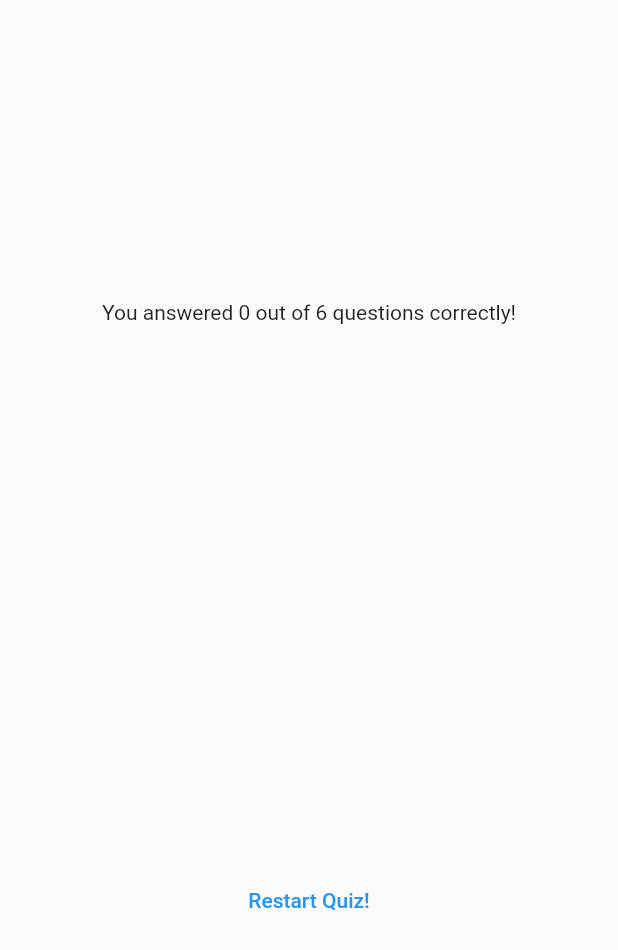
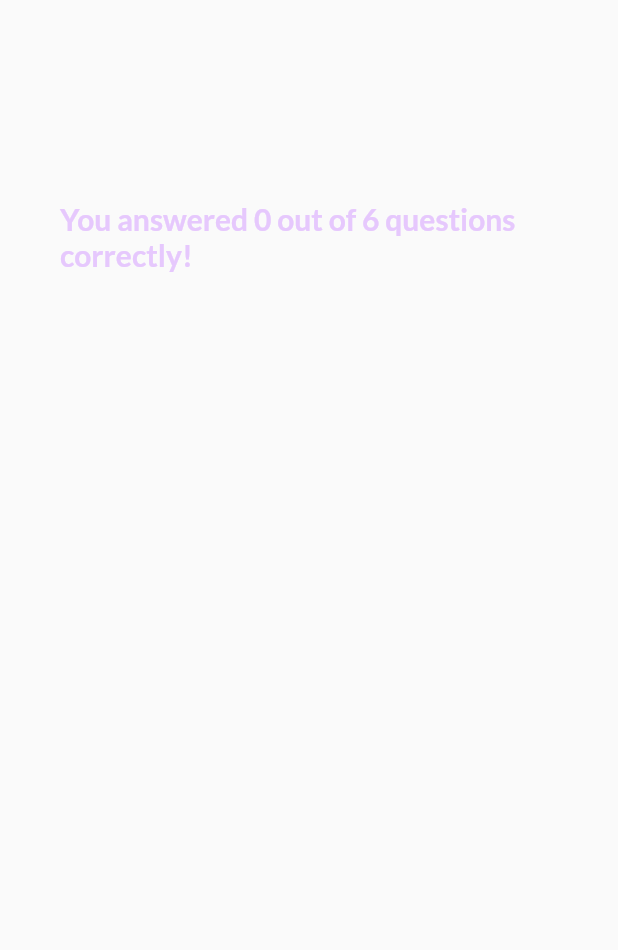
Before and after one commit to paulohc/flutter-quiz-app, a Flutter app: the ResultsScreen widget shown alone on an empty page, opened directly with empty values, on a phone screen of 412 x 824 dp. Shown: the top 950 px of the screen. Run offline on Flutter 3.47's test engine with Material 2 defaults, Android fonts, the phone set to English and light mode, and no system bars; our stand-ins replace google_fonts.

Commit message:
feat: add styles for some components

```diff
--- a/lib/questions_summary.dart
+++ /dev/null
@@ -1,37 +0,0 @@
-import 'package:flutter/material.dart';
-
-class QuestionsSummary extends StatelessWidget {
-  const QuestionsSummary(this.summaryData, {super.key});
-
-  final List<Map<String, Object>> summaryData;
-
-  @override
-  Widget build(BuildContext context) {
-    return SizedBox(
-      height: 300,
-      child: SingleChildScrollView(
-        child: Column(
-          children: summaryData.map(
-            (data) {
-              return Row(
-                children: [
-                  Text(((data['question_index'] as int) + 1).toString()),
-                  Expanded(
-                    child: Column(
-                      children: [
-                        Text(data['question'] as String),
-                        const SizedBox(height: 5),
-                        Text(data['user_answer'] as String),
-                        Text(data['correct_answer'] as String),
-                      ],
-                    ),
-                  )
-                ],
-              );
-            },
-          ).toList(),
-        ),
-      ),
-    );
-  }
-}
--- /dev/null
+++ b/lib/questions_summary/questions_summary.dart
@@ -0,0 +1,24 @@
+import 'package:flutter/material.dart';
+import 'package:quiz_app/questions_summary/summary_item.dart';
+
+class QuestionsSummary extends StatelessWidget {
+  const QuestionsSummary(this.summaryData, {super.key});
+
+  final List<Map<String, Object>> summaryData;
+
+  @override
+  Widget build(BuildContext context) {
+    return SizedBox(
+      height: 400,
+      child: SingleChildScrollView(
+        child: Column(
+          children: summaryData.map(
+            (data) {
+              return SummaryItem(data);
+            },
+          ).toList(),
+        ),
+      ),
+    );
+  }
+}
--- a/lib/results_screen.dart
+++ b/lib/results_screen.dart
@@ -1,13 +1,16 @@
 import 'package:flutter/material.dart';
+import 'package:google_fonts/google_fonts.dart';
 import 'package:quiz_app/data/questions.dart';
-import 'package:quiz_app/questions_summary.dart';
+import 'package:quiz_app/questions_summary/questions_summary.dart';
 
 class ResultsScreen extends StatelessWidget {
   const ResultsScreen({
     super.key,
     required this.chosenAnswers,
+    required this.onRestart,
   });
 
+  final void Function() onRestart;
   final List<String> chosenAnswers;
 
   List<Map<String, Object>> getSummaryData() {
@@ -40,14 +43,23 @@ class ResultsScreen extends StatelessWidget {
           children: [
             Text(
               'You answered $numCorrectQuestions out of $numTotalQuestions questions correctly!',
+              style: GoogleFonts.lato(
+                color: const Color.fromARGB(255, 230, 200, 253),
+                fontSize: 20,
+                fontWeight: FontWeight.bold,
+              ),
             ),
             const SizedBox(height: 30),
             QuestionsSummary(summaryData),
             const SizedBox(height: 30),
-            TextButton(
-              onPressed: () {},
-              child: const Text('Restart Quiz!'),
-            )
+            TextButton.icon(
+              onPressed: onRestart,
+              style: TextButton.styleFrom(
+                foregroundColor: Colors.white,
+              ),
+              icon: const Icon(Icons.refresh),
+              label: const Text('Restart Quiz!'),
+            ),
           ],
         ),
       ),
```
Also changed, not shown: lib/questions_summary/question_identifier.dart (added, +35 -0 lines), lib/questions_summary/summary_item.dart (added, +54 -0 lines), lib/quiz.dart (+10 -1 lines).
